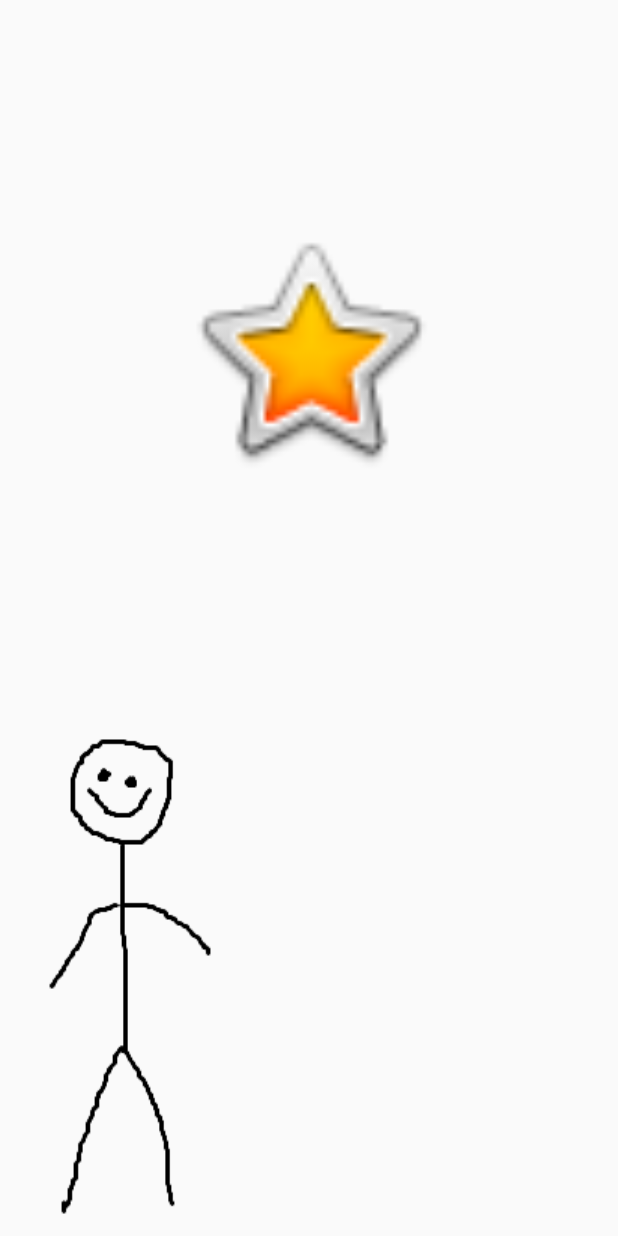
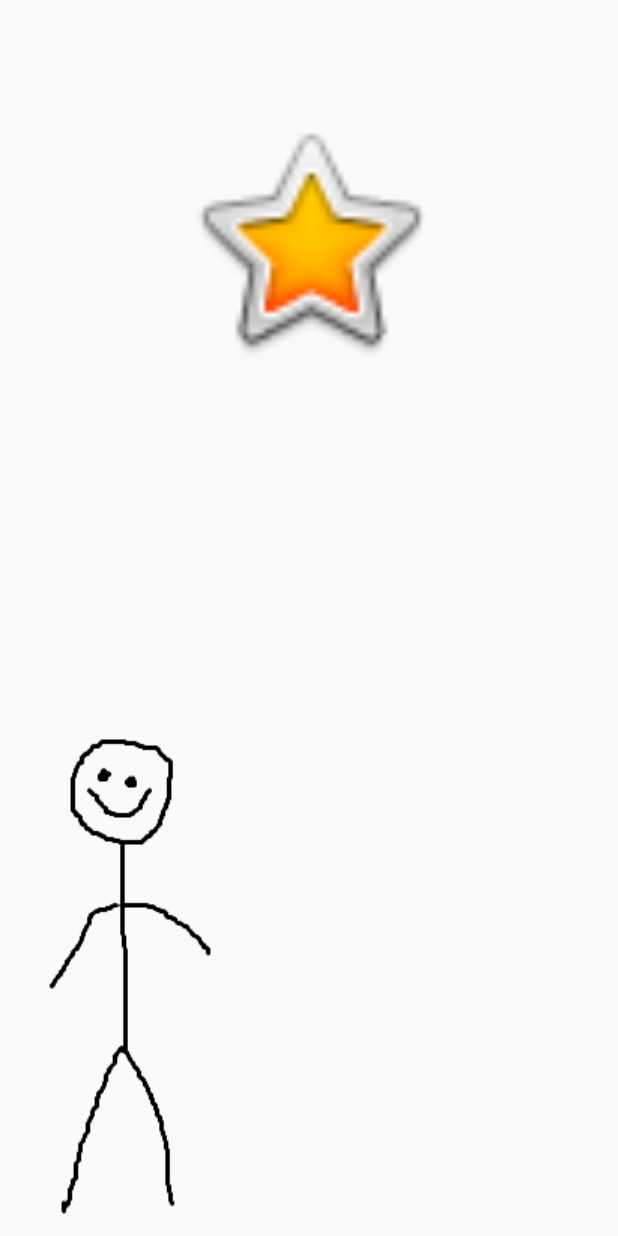
Before and after one commit to GUZLIKE/VladickBirthDay, an Android app: the SecondActivity screen opened directly, with no data from a screen before it, on a phone screen of 412 x 824 dp. Run offline under Robolectric (Android 15) with nearby library versions, the phone set to English and light mode, and no system bars.

Commit message:
MINOR FIX

```diff
--- a/app/src/main/java/ru/guzlik/vladickbirthday/MainActivity.java
+++ b/app/src/main/java/ru/guzlik/vladickbirthday/MainActivity.java
@@ -41,7 +41,6 @@ public class MainActivity extends AppCompatActivity {
 
         text.setVisibility(View.VISIBLE);
         clickCreature();
-        showToast();
 
 
     }
@@ -62,10 +61,10 @@ public class MainActivity extends AppCompatActivity {
             }
         });
     }
-
-    public void showToast(){
-        Toast.makeText(this, "НАЖМИ НА ЧЕЛОВЕЧКА ЧТОБЫ НАЧАТЬ", Toast.LENGTH_LONG).show();
-    }
+//
+//    public void showToast(){
+//        Toast.makeText(this, "НАЖМИ НА ЧЕЛОВЕЧКА ЧТОБЫ НАЧАТЬ", Toast.LENGTH_LONG).show();
+//    }
 
 
 
--- a/app/src/main/java/ru/guzlik/vladickbirthday/SecondActivity.java
+++ b/app/src/main/java/ru/guzlik/vladickbirthday/SecondActivity.java
@@ -76,11 +76,10 @@ public class SecondActivity extends AppCompatActivity {
                 if (actionId == EditorInfo.IME_ACTION_DONE){
                     String enteredPassword = password.getText().toString();
                     if (!TextUtils.isEmpty(enteredPassword)){
-                        text2.setText("ТЫ ЧЁ ЕБЛАН? ТЫ РЕАЛЬНО ДУМАЛ ЧТО У НЕГО ТАКОЙ ПАРОЛЬ?");
+                        text2.setText("\t\t\nТЫ ЧЁ ЕБЛАН? \t\t\nТЫ РЕАЛЬНО ДУМАЛ ЧТО \t\t\nУ НЕГО ТАКОЙ ПАРОЛЬ?");
                         password.setVisibility(View.GONE);
                     } else {
                         text2.setText("ПОСОСИ");
-                        password.setVisibility(View.GONE);
                     }
                     return true;
                 }
@@ -94,7 +93,8 @@ public class SecondActivity extends AppCompatActivity {
         star.setOnClickListener(new View.OnClickListener() {
             @Override
             public void onClick(View v) {
-                    password.setVisibility(View.VISIBLE);
+                star.setVisibility(View.GONE);
+                password.setVisibility(View.VISIBLE);
                     password.requestFocus();
                     InputMethodManager imm = (InputMethodManager)
                             getSystemService(Context.INPUT_METHOD_SERVICE);
--- a/app/src/main/res/layout/second_activity.xml
+++ b/app/src/main/res/layout/second_activity.xml
@@ -15,17 +15,17 @@
         app:layout_constraintBottom_toBottomOf="parent"
         app:layout_constraintStart_toStartOf="parent"
         app:layout_constraintTop_toTopOf="parent"
-        app:layout_constraintVertical_bias="0.0"
+        app:layout_constraintVertical_bias="0.822"
         app:srcCompat="@drawable/creature" />
 
     <TextView
         android:id="@+id/text2"
         android:layout_width="wrap_content"
         android:layout_height="wrap_content"
-        android:layout_marginStart="171dp"
-        android:layout_marginTop="464dp"
-        android:layout_marginEnd="182dp"
-        android:layout_marginBottom="248dp"
+        android:layout_marginStart="205dp"
+        android:layout_marginTop="386dp"
+        android:layout_marginEnd="206dp"
+        android:layout_marginBottom="326dp"
         android:text=""
         app:layout_constraintBottom_toBottomOf="parent"
         app:layout_constraintEnd_toEndOf="parent"
@@ -45,7 +45,7 @@
         app:layout_constraintHorizontal_bias="0.0"
         app:layout_constraintStart_toStartOf="parent"
         app:layout_constraintTop_toTopOf="parent"
-        app:layout_constraintVertical_bias="1.0"
+        app:layout_constraintVertical_bias="0.207"
         app:srcCompat="@android:drawable/btn_star_big_on" />
 
     <EditText
@@ -53,15 +53,15 @@
         android:layout_width="wrap_content"
         android:layout_height="wrap_content"
         android:layout_marginStart="100dp"
-        android:layout_marginTop="356dp"
         android:layout_marginEnd="101dp"
-        android:layout_marginBottom="330dp"
         android:ems="10"
+        android:hint="Введите пароль:"
         android:inputType="textPersonName"
-        android:text="Введите пароль:"
         app:layout_constraintBottom_toBottomOf="parent"
         app:layout_constraintEnd_toEndOf="parent"
+        app:layout_constraintHorizontal_bias="0.0"
         app:layout_constraintStart_toStartOf="parent"
-        app:layout_constraintTop_toTopOf="parent" />
+        app:layout_constraintTop_toTopOf="parent"
+        app:layout_constraintVertical_bias="0.43" />
 
 </androidx.constraintlayout.widget.ConstraintLayout>
```
